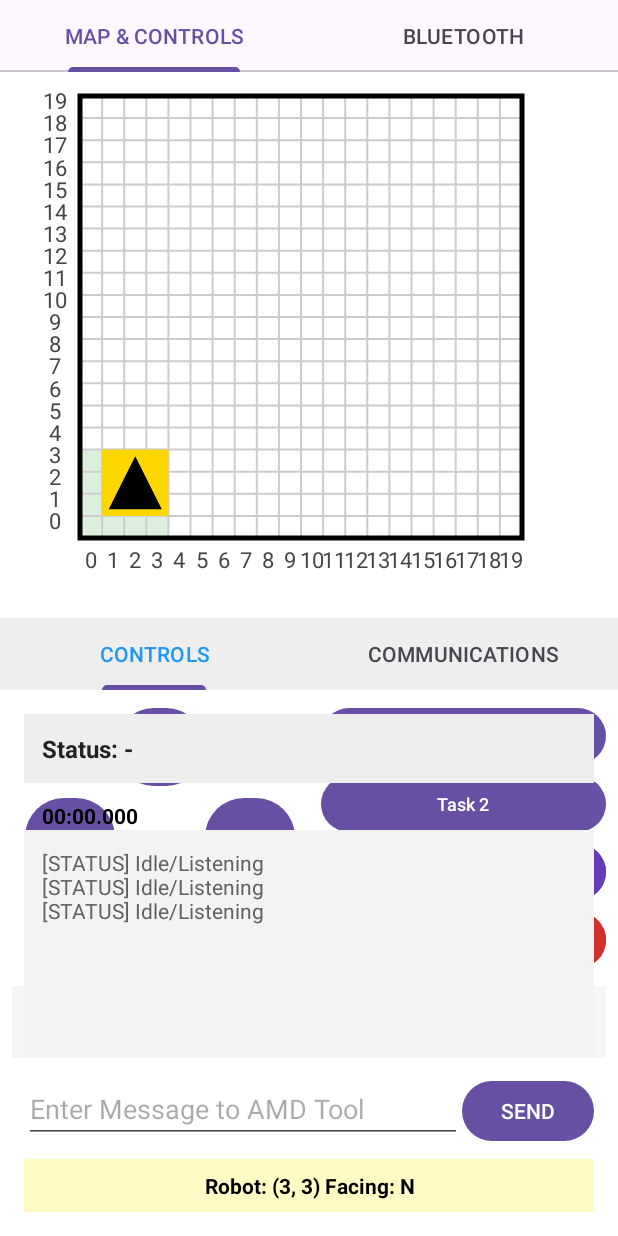
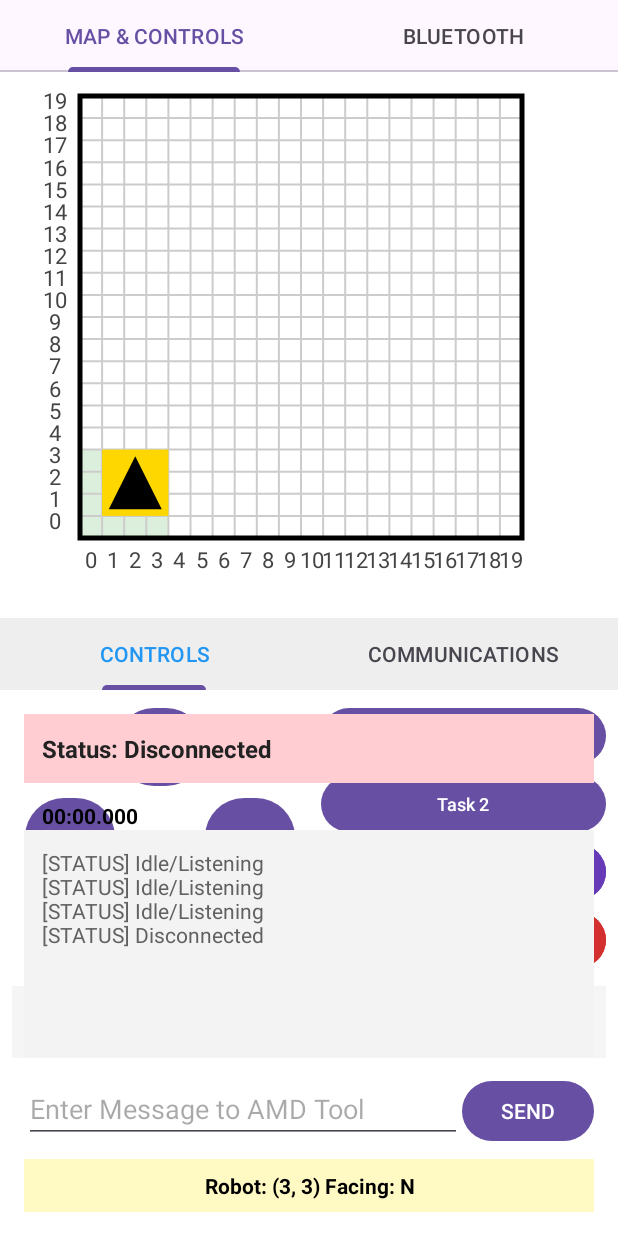
Before and after one commit to vvivivivv/SC2079-MDP-Group-24, an Android app: the fragment CommunicationsFragment placed in its activity, on a phone screen of 412 x 824 dp. Run offline under Robolectric (Android 15) with nearby library versions, the light colour scheme and no system bars.

Commit message:
fix: status ui change
- added logic in onStart() to check bluetoothservice immediately

```diff
--- a/android/app/src/main/java/com/ntu/group24/android/ui/CommunicationsFragment.java
+++ b/android/app/src/main/java/com/ntu/group24/android/ui/CommunicationsFragment.java
@@ -198,6 +198,19 @@ public class CommunicationsFragment extends Fragment {
         filter.addAction(Constants.INTENT_ROBOT_ACTIVITY_STATUS);
         filter.addAction(Constants.INTENT_TIMER_UPDATE);
         LocalBroadcastManager.getInstance(requireContext()).registerReceiver(commsReceiver, filter);
+
+        MainActivity activity = (MainActivity) getActivity();
+        if (activity != null && activity.getBluetoothService() != null) {
+            String deviceName = activity.getBluetoothService().getConnectedDeviceName();
+
+            Intent fakeIntent = new Intent(Constants.INTENT_CONNECTION_STATUS);
+            if (!deviceName.equals("None")) {
+                fakeIntent.putExtra("status", "Connected");
+            } else {
+                fakeIntent.putExtra("status", "Disconnected");
+            }
+            handleStatusChange(fakeIntent);
+        }
     }
 
     @Override
```
